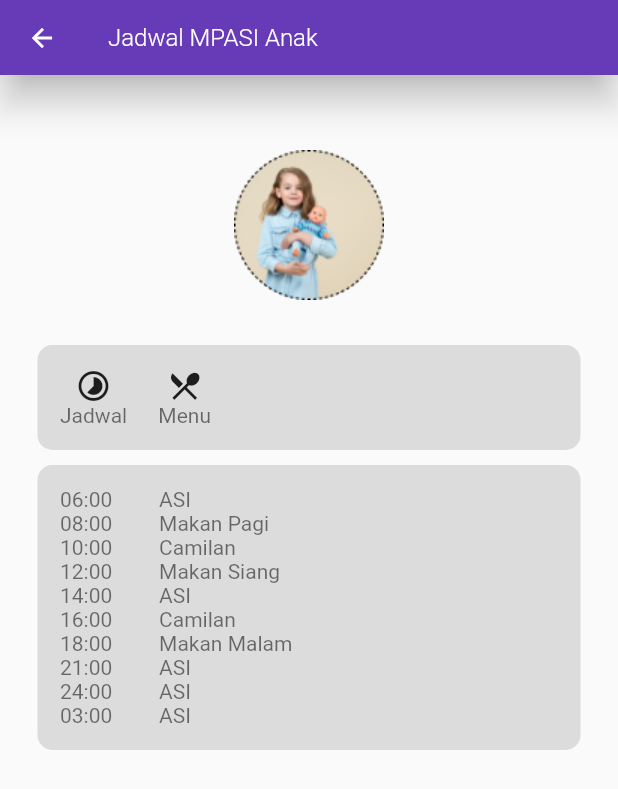
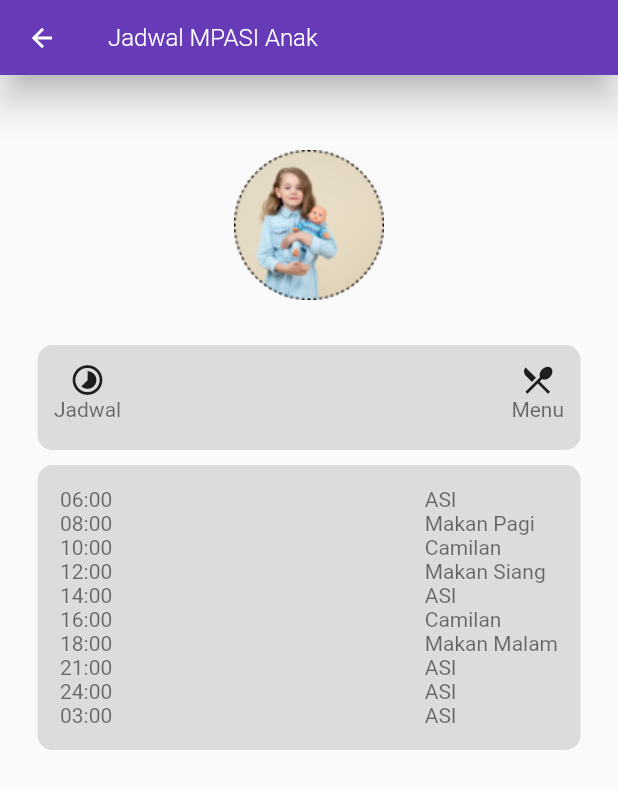
Before and after one commit to nendi123/stunting_app, a Flutter app: the MpasiAnakPage screen opened by its route, on a phone screen of 412 x 824 dp. Shown: the top 789 px of the screen. Run offline on Flutter 3.47's test engine with Material 2 defaults, Android fonts, the phone set to English and light mode, and no system bars; our stand-ins replace date_time_picker, flutter_map, flutter_spinkit, latlong2, shared_preferences, syncfusion_flutter_charts and 1 more; accounts and stored records are empty; network calls fail.

```diff
--- a/lib/pages/orangtua/mpasi_anak_page.dart
+++ b/lib/pages/orangtua/mpasi_anak_page.dart
@@ -109,7 +109,8 @@ class _MpasiAnakPageState extends State<MpasiAnakPage> {
                     border: Border.all(width: 1, color: Colors.transparent),
                     borderRadius: BorderRadius.all(Radius.circular(10)),
                   ),
-                  padding: EdgeInsets.all(14),
+
+                  padding: EdgeInsets.all(10),
                   child: Row(
                     children: [
                       Column(
@@ -120,11 +121,7 @@ class _MpasiAnakPageState extends State<MpasiAnakPage> {
                           Text('Jadwal', style: TextStyle(color: Colors.black54),)
                         ],
                       ),
-                      Column(
-                        children: [
-                          Text('      '),
-                        ],
-                      ),
+                      Spacer(),
                       Column(
                         // crossAxisAlignment: CrossAxisAlignment.start,
                         // mainAxisAlignment: MainAxisAlignment.spaceBetween,
@@ -160,11 +157,7 @@ class _MpasiAnakPageState extends State<MpasiAnakPage> {
                               return Text(elemen, style: TextStyle(color: Colors.black54),);
                             }).toList(),
                           ),
-                          Column(
-                            children: [
-                              Text('         '),
-                            ],
-                          ),
+                          Spacer(),
                           Column(
                             crossAxisAlignment: CrossAxisAlignment.start,
                             children: mpasi.map((elemen) {
--- a/lib/pages/petugas/list_ibu_page.dart
+++ b/lib/pages/petugas/list_ibu_page.dart
@@ -22,8 +22,9 @@ class _ListIbuPageState extends State<ListIbuPage> {
     return Scaffold(
       body: Container(
         width: MediaQuery.of(context).size.width,
-        height: MediaQuery.of(context).size.height,
+        // height: MediaQuery.of(context).size.height,
         color: Colors.grey.shade200,
+        child: SingleChildScrollView(
         child: Column(
           mainAxisAlignment: MainAxisAlignment.start,
           mainAxisSize: MainAxisSize.max,
@@ -112,7 +113,7 @@ class _ListIbuPageState extends State<ListIbuPage> {
             )
           ],
         ),
-      ),
+      ),),
       floatingActionButton: FloatingActionButton(
         backgroundColor: Colors.green,
         onPressed: () {
```
Also changed, not shown: lib/pages/orangtua/edit_anak_page.dart (+33 -4 lines), lib/pages/petugas/list_anak_page.dart (+30 -11 lines).
